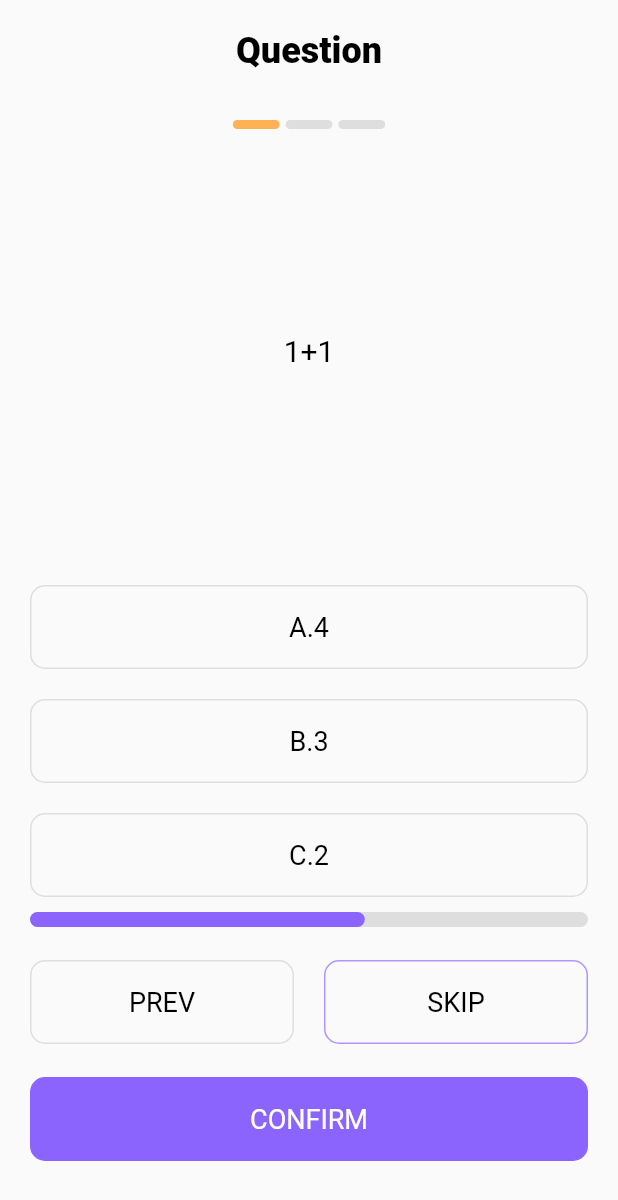
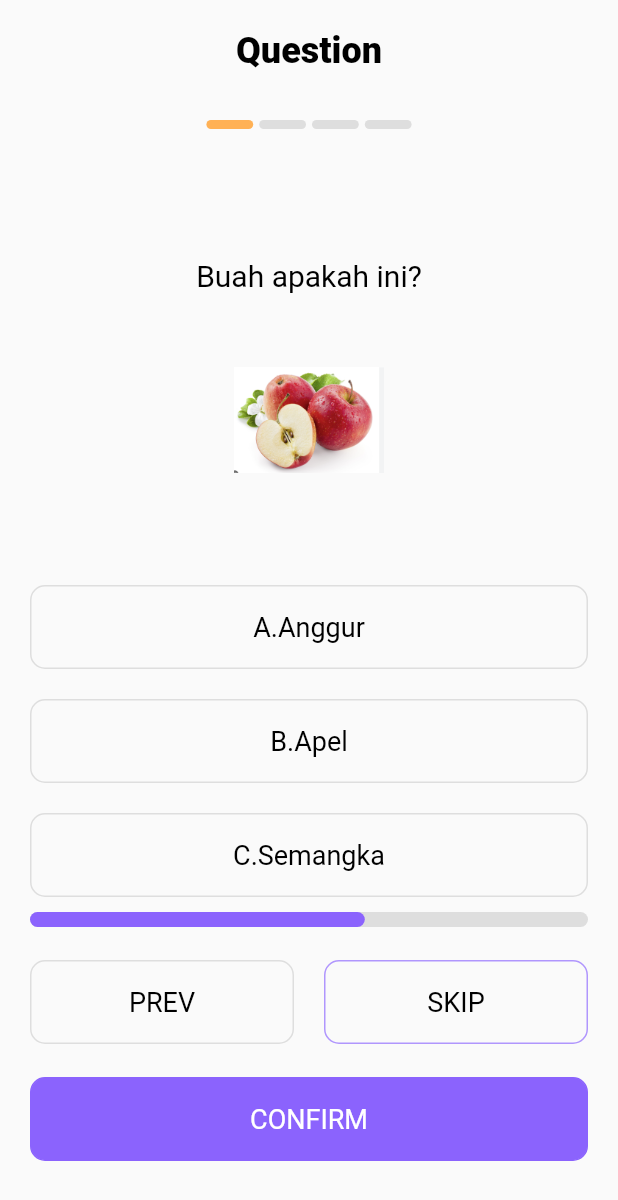
Before and after one commit to afandiyusuf/quiz-app-live, a Flutter app: the QuestionScreen screen opened by its route, on a phone screen of 412 x 824 dp. Shown: the top 1200 px of the screen. Run offline on Flutter 3.47's test engine with Material 2 defaults, Android fonts, the phone set to English and light mode, and no system bars; our stand-ins replace google_fonts.

Commit message:
Request Komentar - Flutter Tutorial - Penambahan Quiz Tipe gambar #4

```diff
--- /dev/null
+++ b/lib/bank_quiz.dart
@@ -0,0 +1,27 @@
+import 'question/model/quiz.dart';
+
+var bankQuiz = [
+  Quiz(
+      question: "Buah apakah ini?",
+      imageUrl: "assets/quiz_images/apel.png",
+      answerChoices: [
+        Answer(answer: "Anggur", isTrue: false),
+        Answer(answer: "Apel", isTrue: true),
+        Answer(answer: "Semangka", isTrue: false),
+      ]),
+  Quiz(question: "1+1", answerChoices: [
+    Answer(answer: "4", isTrue: false),
+    Answer(answer: "3", isTrue: false),
+    Answer(answer: "2", isTrue: true),
+  ]),
+  Quiz(question: "Ibukota Jawa Timur?", answerChoices: [
+    Answer(answer: "Surabaya", isTrue: true),
+    Answer(answer: "Semarang", isTrue: false),
+    Answer(answer: "Solo", isTrue: false),
+  ]),
+  Quiz(question: "10 + 10?", answerChoices: [
+    Answer(answer: "21", isTrue: false),
+    Answer(answer: "20", isTrue: true),
+    Answer(answer: "23", isTrue: false),
+  ]),
+];
--- a/lib/question/model/quiz.dart
+++ b/lib/question/model/quiz.dart
@@ -1,8 +1,12 @@
 class Quiz {
   final String question;
+  final String? imageUrl;
   final List<Answer> answerChoices;
 
-  Quiz({required this.question, required this.answerChoices});
+  Quiz(
+      {required this.question,
+      required this.answerChoices,
+      this.imageUrl});
 }
 
 class Answer {
--- a/lib/question/view/question_screen.dart
+++ b/lib/question/view/question_screen.dart
@@ -53,6 +53,13 @@ class QuestionScreen extends StatelessWidget {
                 style: const TextStyle(color: Colors.black, fontSize: 20),
               ),
             )),
+            (model.allQuiz[model.currentQuiz].imageUrl != null)
+                ? SizedBox(
+                    width: 100,
+                    height: 100,
+                    child:
+                        Image.asset(model.allQuiz[model.currentQuiz].imageUrl!))
+                : Container(),
             const SizedBox(
               height: 50,
             ),
@@ -153,10 +160,12 @@ class QuestionScreen extends StatelessWidget {
             Padding(
               padding: const EdgeInsets.symmetric(horizontal: 20),
               child: CustomButton(
-                onPressed: ()  {
-                  int returnVal = context.read<QuestionScreenViewModel>().confirmAnswer(
-                      context.read<QuestionScreenViewModel>().currentQuiz);
-                  if(returnVal == 99){
+                onPressed: () {
+                  int returnVal = context
+                      .read<QuestionScreenViewModel>()
+                      .confirmAnswer(
+                          context.read<QuestionScreenViewModel>().currentQuiz);
+                  if (returnVal == 99) {
                     Navigator.pushNamed(context, EndScreen.tag);
                   }
                 },
--- a/lib/question/view_model/question_screen_view_model.dart
+++ b/lib/question/view_model/question_screen_view_model.dart
@@ -1,25 +1,10 @@
 import 'package:flutter/cupertino.dart';
+import 'package:quiz_app/bank_quiz.dart';
 
 import '../model/quiz.dart';
 
 class QuestionScreenViewModel extends ChangeNotifier {
-  List<Quiz> allQuiz = [
-    Quiz(question: "1+1", answerChoices: [
-      Answer(answer: "4", isTrue: false),
-      Answer(answer: "3", isTrue: false),
-      Answer(answer: "2", isTrue: true),
-    ]),
-    Quiz(question: "Ibukota Jawa Timur?", answerChoices: [
-      Answer(answer: "Surabaya", isTrue: true),
-      Answer(answer: "Semarang", isTrue: false),
-      Answer(answer: "Solo", isTrue: false),
-    ]),
-    Quiz(question: "10 + 10?", answerChoices: [
-      Answer(answer: "21", isTrue: false),
-      Answer(answer: "20", isTrue: true),
-      Answer(answer: "23", isTrue: false),
-    ]),
-  ];
+  List<Quiz> allQuiz = bankQuiz;
 
   bool allQuestionsAnswered() {
     bool allAnswered = true;
@@ -48,7 +33,7 @@ class QuestionScreenViewModel extends ChangeNotifier {
   bool get isFirstQuiz => _isFirstQuiz;
 
   //store user answer index,
-  List<int?> _quizAnswer = [null, null, null];
+  List<int?> _quizAnswer = List<int?>.from(bankQuiz.map((e) => null));
 
   List<int?> get quizAnswer => _quizAnswer;
 
@@ -60,7 +45,7 @@ class QuestionScreenViewModel extends ChangeNotifier {
   // 0 = idle
   // 1 = answer - not confirmed;
   // 2 = answer - final;
-  List<int> _answerStatus = [0, 0, 0];
+  List<int> _answerStatus = List<int>.from(bankQuiz.map((e) => 0));
 
   List<int> get answerStatus => _answerStatus;
 
@@ -71,7 +56,7 @@ class QuestionScreenViewModel extends ChangeNotifier {
 
   //0 = belum dijawab
   //1 = sudah dijawab
-  List<int> _quizStatus = [0, 0, 0];
+  List<int> _quizStatus = List<int>.from(bankQuiz.map((e) => 0));
 
   List<int> get quizStatus => _quizStatus;
 
--- a/pubspec.yaml
+++ b/pubspec.yaml
@@ -63,6 +63,7 @@ flutter:
 
   # To add assets to your application, add an assets section, like this:
   assets:
+    - assets/quiz_images/
     - assets/coin.png
     - assets/splash_bg.png
   #   - images/a_dot_ham.jpeg
```
Also changed, not shown: assets/quiz_images/apel.png (added).
